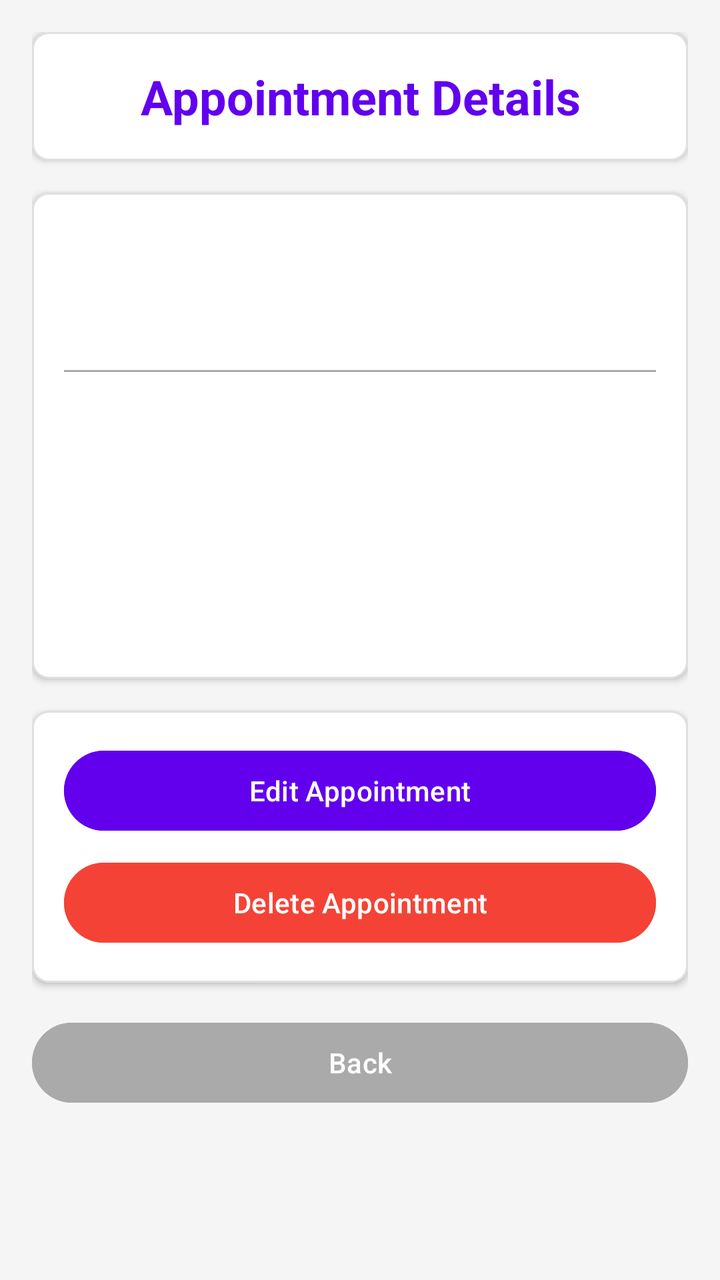
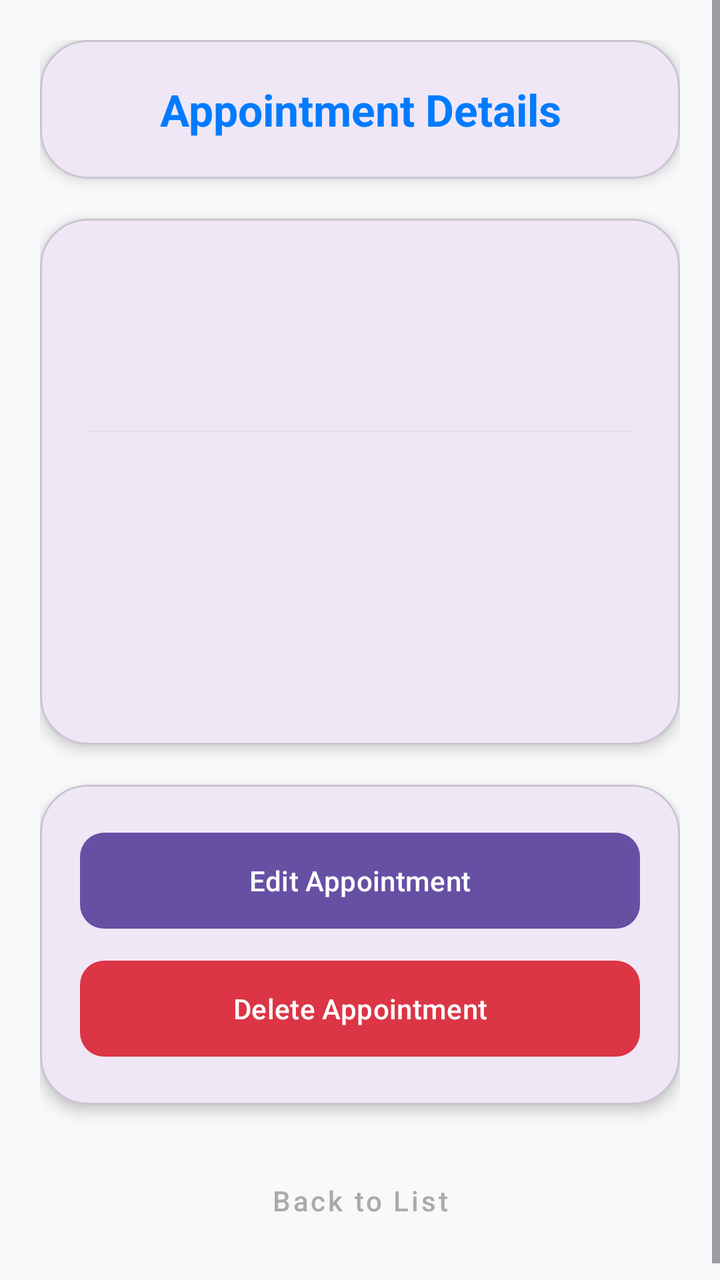

The first picture is an Android layout as it rendered before a commit; the second is the same layout after the commit. The layout source and the unified diff follow.
<!-- AndroidManifest.xml: application theme Theme.HospitalAppJava -->
<!-- res/layout/activity_appointment_details.xml -->
<?xml version="1.0" encoding="utf-8"?>
<ScrollView xmlns:android="http://schemas.android.com/apk/res/android"
    xmlns:app="http://schemas.android.com/apk/res-auto"
    android:layout_width="match_parent"
    android:layout_height="match_parent"
    android:background="@color/light_gray_background"
    android:fillViewport="true">

    <LinearLayout
        android:layout_width="match_parent"
        android:layout_height="wrap_content"
        android:orientation="vertical"
        android:padding="16dp">

        
        <LinearLayout
            android:layout_width="match_parent"
            android:layout_height="wrap_content"
            android:layout_marginBottom="16dp"
            android:background="@drawable/card_background"
            android:elevation="2dp"
            android:orientation="vertical"
            android:padding="16dp">

            <TextView
                android:layout_width="match_parent"
                android:layout_height="wrap_content"
                android:gravity="center"
                android:text="Appointment Details"
                android:textColor="@color/primary_color"
                android:textSize="24sp"
                android:textStyle="bold" />
        </LinearLayout>

        
        <LinearLayout
            android:layout_width="match_parent"
            android:layout_height="wrap_content"
            android:layout_marginBottom="16dp"
            android:background="@drawable/card_background"
            android:elevation="2dp"
            android:orientation="vertical"
            android:padding="16dp">

            <TextView
                android:id="@+id/tvPatientName"
                android:layout_width="match_parent"
                android:layout_height="wrap_content"
                android:layout_marginBottom="8dp"
                android:textSize="18sp" />

            <TextView
                android:id="@+id/tvDoctorName"
                android:layout_width="match_parent"
                android:layout_height="wrap_content"
                android:layout_marginBottom="8dp"
                android:textSize="18sp" />

            <View
                android:layout_width="match_parent"
                android:layout_height="1dp"
                android:layout_marginVertical="8dp"
                android:background="@android:color/darker_gray" />

            <TextView
                android:id="@+id/tvDate"
                android:layout_width="match_parent"
                android:layout_height="wrap_content"
                android:layout_marginBottom="8dp"
                android:textSize="18sp" />

            <TextView
                android:id="@+id/tvTime"
                android:layout_width="match_parent"
                android:layout_height="wrap_content"
                android:layout_marginBottom="8dp"
                android:textSize="18sp" />

            <TextView
                android:id="@+id/tvPurpose"
                android:layout_width="match_parent"
                android:layout_height="wrap_content"
                android:layout_marginBottom="8dp"
                android:textSize="18sp" />

            <TextView
                android:id="@+id/tvStatus"
                android:layout_width="match_parent"
                android:layout_height="wrap_content"
                android:layout_marginBottom="8dp"
                android:textColor="@color/red"
                android:textSize="18sp" />
        </LinearLayout>

        
        <LinearLayout
            android:layout_width="match_parent"
            android:layout_height="wrap_content"
            android:background="@drawable/card_background"
            android:elevation="2dp"
            android:orientation="vertical"
            android:padding="16dp">

            <Button
                android:id="@+id/btnEdit"
                android:layout_width="match_parent"
                android:layout_height="wrap_content"
                android:layout_marginBottom="8dp"
                android:backgroundTint="@color/primary_color"
                android:text="Edit Appointment"
                android:textAllCaps="false"
                android:textColor="@android:color/white" />

            <Button
                android:id="@+id/btnDelete"
                android:layout_width="match_parent"
                android:layout_height="wrap_content"
                android:backgroundTint="@color/red"
                android:text="Delete Appointment"
                android:textAllCaps="false"
                android:textColor="@android:color/white" />
        </LinearLayout>

        
        <Button
            android:id="@+id/backBtn"
            android:layout_width="match_parent"
            android:layout_height="wrap_content"
            android:layout_marginTop="16dp"
            android:backgroundTint="@android:color/darker_gray"
            android:elevation="2dp"
            android:text="Back"
            android:textAllCaps="false"
            android:textColor="@android:color/white" />
    </LinearLayout>
</ScrollView>
<!-- resources referenced by this layout -->
<resources>
  <color name="light_gray_background">#F5F5F5</color>
  <color name="primary_color">#6200EE</color>
  <color name="red">#F44336</color>
  <!-- drawable card_background (drawable) -->
  <shape xmlns:android="http://schemas.android.com/apk/res/android">
      <solid android:color="@android:color/white"/>
      <corners android:radius="8dp"/>
      <stroke android:width="1dp" android:color="#E0E0E0"/>
      <solid android:color="@color/white"/>
      <corners android:radius="8dp"/>
      <stroke android:width="1dp" android:color="@color/divider_color"/>
  </shape>
  <style name="Theme.HospitalAppJava" parent="Base.Theme.HospitalAppJava" />
  <color name="white">#FFFFFF</color>
  <color name="divider_color">#E0E0E0</color>
  <style name="Base.Theme.HospitalAppJava" parent="Theme.Material3.DayNight.NoActionBar">
          
          
      </style>
</resources>

<!-- the commit's change to res/layout/activity_appointment_details.xml (unified diff, before → after) -->
@@ -10,127 +10,173 @@
         android:layout_width="match_parent"
         android:layout_height="wrap_content"
         android:orientation="vertical"
-        android:padding="16dp">
+        android:padding="20dp">
 
         
-        <LinearLayout
+        <com.google.android.material.card.MaterialCardView
             android:layout_width="match_parent"
             android:layout_height="wrap_content"
-            android:layout_marginBottom="16dp"
-            android:background="@drawable/card_background"
-            android:elevation="2dp"
-            android:orientation="vertical"
-            android:padding="16dp">
+            android:layout_marginBottom="20dp"
+            app:cardCornerRadius="24dp"
+            app:cardElevation="4dp">
 
             <TextView
                 android:layout_width="match_parent"
                 android:layout_height="wrap_content"
                 android:gravity="center"
+                android:padding="20dp"
                 android:text="Appointment Details"
                 android:textColor="@color/primary_color"
-                android:textSize="24sp"
+                android:textSize="22sp"
                 android:textStyle="bold" />
-        </LinearLayout>
+        </com.google.android.material.card.MaterialCardView>
 
         
-        <LinearLayout
+        <com.google.android.material.card.MaterialCardView
             android:layout_width="match_parent"
             android:layout_height="wrap_content"
-            android:layout_marginBottom="16dp"
-            android:background="@drawable/card_background"
-            android:elevation="2dp"
-            android:orientation="vertical"
-            android:padding="16dp">
+            android:layout_marginBottom="20dp"
+            app:cardCornerRadius="24dp"
+            app:cardElevation="4dp">
 
-            <TextView
-                android:id="@+id/tvPatientName"
+            <LinearLayout
                 android:layout_width="match_parent"
                 android:layout_height="wrap_content"
-                android:layout_marginBottom="8dp"
-                android:textSize="18sp" />
+                android:orientation="vertical"
+                android:padding="24dp">
 
-            <TextView
-                android:id="@+id/tvDoctorName"
+                <TextView
+                    android:id="@+id/tvPatientName"
+                    android:layout_width="match_parent"
+                    android:layout_height="wrap_content"
+                    android:layout_marginBottom="12dp"
+                    android:textColor="@android:color/black"
+                    android:textSize="18sp"
+                    android:textStyle="bold" />
+
+                <TextView
+                    android:id="@+id/tvDoctorName"
+                    android:layout_width="match_parent"
+                    android:layout_height="wrap_content"
+                    android:layout_marginBottom="12dp"
+                    android:textColor="@android:color/darker_gray"
+                    android:textSize="16sp" />
+
+                <View
+                    android:layout_width="match_parent"
+                    android:layout_height="1dp"
+                    android:layout_marginVertical="12dp"
+                    android:background="@color/divider_color" />
+
+                <TextView
+                    android:id="@+id/tvDate"
+                    android:layout_width="match_parent"
+                    android:layout_height="wrap_content"
+                    android:layout_marginBottom="8dp"
+                    android:textSize="16sp" />
+
+                <TextView
+                    android:id="@+id/tvTime"
+                    android:layout_width="match_parent"
+                    android:layout_height="wrap_content"
+                    android:layout_marginBottom="8dp"
+                    android:textSize="16sp" />
+
+                <TextView
+                    android:id="@+id/tvPurpose"
+                    android:layout_width="match_parent"
+                    android:layout_height="wrap_content"
+                    android:layout_marginBottom="12dp"
+                    android:textSize="16sp" />
+
+                <TextView
+                    android:id="@+id/tvStatus"
+                    android:layout_width="wrap_content"
+                    android:layout_height="wrap_content"
+                    android:paddingHorizontal="12dp"
+                    android:paddingVertical="4dp"
+                    android:background="@drawable/circle_background"
+                    android:backgroundTint="@color/red"
+                    android:textColor="@android:color/white"
+                    android:textSize="14sp"
+                    android:textStyle="bold" />
+            </LinearLayout>
+        </com.google.android.material.card.MaterialCardView>
+
+        
+        <com.google.android.material.card.MaterialCardView
+            android:layout_width="match_parent"
+            android:layout_height="wrap_content"
+            android:layout_marginBottom="20dp"
+            app:cardCornerRadius="24dp"
+            app:cardElevation="4dp">
+
+            <LinearLayout
                 android:layout_width="match_parent"
                 android:layout_height="wrap_content"
-                android:layout_marginBottom="8dp"
-                android:textSize="18sp" />
+                android:orientation="vertical"
+                android:padding="20dp">
 
-            <View
-                android:layout_width="match_parent"
-                android:layout_height="1dp"
-                android:layout_marginVertical="8dp"
-                android:background="@android:color/darker_gray" />
+                <com.google.android.material.button.MaterialButton
+                    android:id="@+id/btnEdit"
+                    android:layout_width="match_parent"
+                    android:layout_height="56dp"
+                    android:layout_marginBottom="8dp"
+                    android:text="Edit Appointment"
+                    android:textAllCaps="false"
+                    app:cornerRadius="12dp" />
 
-            <TextView
-                android:id="@+id/tvDate"
-                android:layout_width="match_parent"
-                android:layout_height="wrap_content"
-                android:layout_marginBottom="8dp"
-                android:textSize="18sp" />
+                <com.google.android.material.button.MaterialButton
+                    android:id="@+id/btnAccept"
+                    android:layout_width="match_parent"
+                    android:layout_height="56dp"
+                    android:layout_marginBottom="8dp"
+                    android:text="Accept Appointment"
+                    android:textAllCaps="false"
+                    android:visibility="gone"
+                    app:backgroundTint="@color/green"
+                    app:cornerRadius="12dp" />
 
-            <TextView
-                android:id="@+id/tvTime"
-                android:layout_width="match_parent"
-                android:layout_height="wrap_content"
-                android:layout_marginBottom="8dp"
-                android:textSize="18sp" />
+                <com.google.android.material.button.MaterialButton
+                    android:id="@+id/btnCancel"
+                    android:layout_width="match_parent"
+                    android:layout_height="56dp"
+                    android:layout_marginBottom="8dp"
+                    android:text="Cancel Appointment"
+                    android:textAllCaps="false"
+                    android:visibility="gone"
+                    app:backgroundTint="@color/orange"
+                    app:cornerRadius="12dp" />
 
-            <TextView
-                android:id="@+id/tvPurpose"
-                android:layout_width="match_parent"
-                android:layout_height="wrap_content"
-                android:layout_marginBottom="8dp"
-                android:textSize="18sp" />
+                <com.google.android.material.button.MaterialButton
+                    android:id="@+id/btnComplete"
+                    android:layout_width="match_parent"
+                    android:layout_height="56dp"
+                    android:layout_marginBottom="8dp"
+                    android:text="Mark as Completed"
+                    android:textAllCaps="false"
+                    android:visibility="gone"
+                    app:backgroundTint="@color/green"
+                    app:cornerRadius="12dp" />
 
-            <TextView
-                android:id="@+id/tvStatus"
-                android:layout_width="match_parent"
-                android:layout_height="wrap_content"
-                android:layout_marginBottom="8dp"
-                android:textColor="@color/red"
-                android:textSize="18sp" />
-        </LinearLayout>
+                <com.google.android.material.button.MaterialButton
+                    android:id="@+id/btnDelete"
+                    android:layout_width="match_parent"
+                    android:layout_height="56dp"
+                    android:text="Delete Appointment"
+                    android:textAllCaps="false"
+                    app:backgroundTint="@color/red"
+                    app:cornerRadius="12dp" />
+            </LinearLayout>
+        </com.google.android.material.card.MaterialCardView>
 
-        
-        <LinearLayout
+        <com.google.android.material.button.MaterialButton
+            android:id="@+id/backBtn"
+            style="@style/Widget.MaterialComponents.Button.TextButton"
             android:layout_width="match_parent"
-            android:layout_height="wrap_content"
-            android:background="@drawable/card_background"
-            android:elevation="2dp"
-            android:orientation="vertical"
-            android:padding="16dp">
-
-            <Button
-                android:id="@+id/btnEdit"
-                android:layout_width="match_parent"
-                android:layout_height="wrap_content"
-                android:layout_marginBottom="8dp"
-                android:backgroundTint="@color/primary_color"
-                android:text="Edit Appointment"
-                android:textAllCaps="false"
-                android:textColor="@android:color/white" />
-
-            <Button
-                android:id="@+id/btnDelete"
-                android:layout_width="match_parent"
-                android:layout_height="wrap_content"
-                android:backgroundTint="@color/red"
-                android:text="Delete Appointment"
-                android:textAllCaps="false"
-                android:textColor="@android:color/white" />
-        </LinearLayout>
-
-        
-        <Button
-            android:id="@+id/backBtn"
-            android:layout_width="match_parent"
-            android:layout_height="wrap_content"
-            android:layout_marginTop="16dp"
-            android:backgroundTint="@android:color/darker_gray"
-            android:elevation="2dp"
-            android:text="Back"
+            android:layout_height="56dp"
+            android:text="Back to List"
             android:textAllCaps="false"
-            android:textColor="@android:color/white" />
+            android:textColor="@android:color/darker_gray" />
     </LinearLayout>
 </ScrollView>
<!-- resource entries referenced after the edit -->
@@ -1,20 +1,19 @@
 <!-- resources referenced by this layout -->
 <resources>
-  <color name="light_gray_background">#F5F5F5</color>
-  <color name="primary_color">#6200EE</color>
-  <color name="red">#F44336</color>
-  <!-- drawable card_background (drawable) -->
-  <shape xmlns:android="http://schemas.android.com/apk/res/android">
-      <solid android:color="@android:color/white"/>
-      <corners android:radius="8dp"/>
-      <stroke android:width="1dp" android:color="#E0E0E0"/>
-      <solid android:color="@color/white"/>
-      <corners android:radius="8dp"/>
-      <stroke android:width="1dp" android:color="@color/divider_color"/>
-  </shape>
+  <color name="light_gray_background">#F8F9FA</color>
+  <color name="orange">#FD7E14</color>
+  <color name="primary_color">#007BFF</color>
+  <color name="red">#DC3545</color>
+  <!-- drawable circle_background (drawable) -->
+  <?xml version="1.0" encoding="utf-8"?>
+  <selector xmlns:android="http://schemas.android.com/apk/res/android">
+      <shape xmlns:android="http://schemas.android.com/apk/res/android" android:shape="oval">
+          <solid android:color="@android:color/darker_gray"/>
+      </shape>
+  </selector>
   <style name="Theme.HospitalAppJava" parent="Base.Theme.HospitalAppJava" />
-  <color name="white">#FFFFFF</color>
-  <color name="divider_color">#E0E0E0</color>
+  <color name="divider_color">#DEE2E6</color>
+  <color name="green">#28A745</color>
   <style name="Base.Theme.HospitalAppJava" parent="Theme.Material3.DayNight.NoActionBar">
           
           
